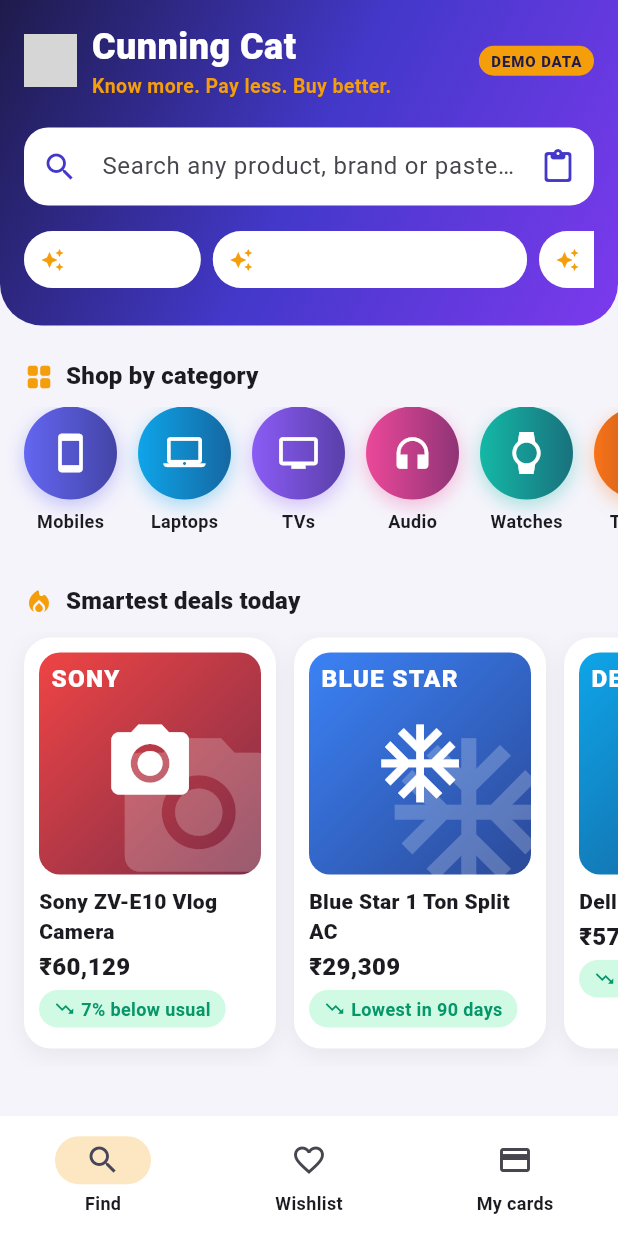
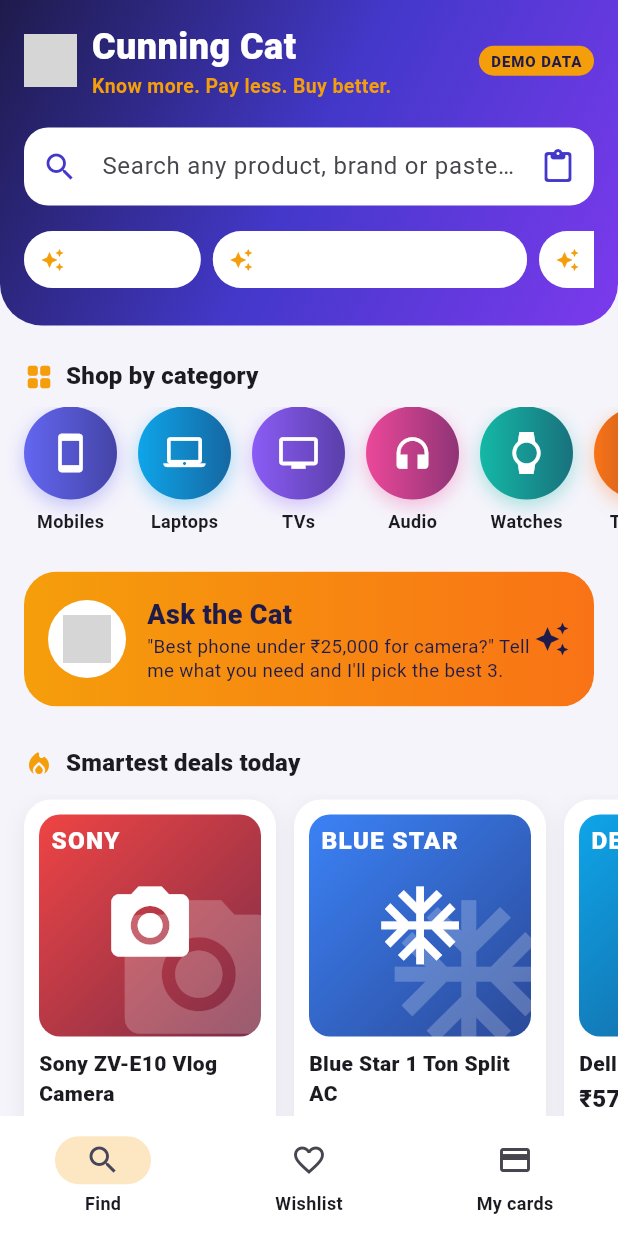
Before and after one commit to dheerajjain638-ship-it/cunning-cat, a Flutter app: the screen it shows after launch, on a phone screen of 412 x 824 dp. Run offline on Flutter 3.47's test engine with Material 3 defaults, Android fonts, the phone set to English and light mode, and no system bars; our stand-ins replace cached_network_image, flutter_riverpod, go_router; grey boxes are pictures that could not be loaded.

Commit message:
v0.3: live-aware home with Ask the Cat and trending [skip ci]

```diff
--- a/lib/features/home/home_screen.dart
+++ b/lib/features/home/home_screen.dart
@@ -8,10 +8,13 @@
 import '../../core/format.dart';
 import '../../core/theme.dart';
 import '../../data/catalog.dart' show merchants;
+import '../../data/live_api.dart';
 import '../../data/models.dart';
+import '../../data/repository.dart' show queryFromLink;
 import '../../domain/advisor.dart' show merchantLabel;
 import '../../state/providers.dart';
 import '../../widgets/common.dart';
+import '../../widgets/live_widgets.dart';
 import '../../widgets/product_cards.dart';
 
 class HomeScreen extends ConsumerStatefulWidget {
@@ -43,8 +46,17 @@
   }
 
   void _openResults(String q, {String? categoryId}) {
-    final query = q.trim();
+    var query = q.trim();
     if (query.isEmpty && categoryId == null) return;
+    if (LiveConfig.enabled) {
+      if (query.startsWith('http')) query = queryFromLink(query) ?? '';
+      if (query.isEmpty && categoryId != null) query = liveCategoryQueries[categoryId] ?? categoryId;
+      if (query.isEmpty) return;
+      ref.read(recentSearchesProvider.notifier).add(query);
+      _focus.unfocus();
+      context.push(Uri(path: '/live', queryParameters: {'q': query}).toString());
+      return;
+    }
     ref.read(recentSearchesProvider.notifier).add(query);
     _focus.unfocus();
     context.push(Uri(path: '/search', queryParameters: {
@@ -69,18 +81,26 @@
   @override
   Widget build(BuildContext context) {
     final searching = _live.isNotEmpty;
+    final live = LiveConfig.enabled;
     return Scaffold(
       body: CustomScrollView(
         slivers: [
           SliverToBoxAdapter(child: _hero(context)),
-          if (searching)
+          if (searching && live)
+            SliverToBoxAdapter(child: _LiveSearchPrompt(query: _live, onTap: () => _openResults(_live)))
+          else if (searching)
             SliverToBoxAdapter(child: _LiveResults(query: _live, onSeeAll: () => _openResults(_live)))
           else ...[
             SliverToBoxAdapter(child: _categories(context)),
-            const SliverToBoxAdapter(child: _DealsCarousel()),
-            const SliverToBoxAdapter(child: _BankOffersStrip()),
+            const SliverToBoxAdapter(child: _AskTheCatCard()),
+            if (live)
+              SliverToBoxAdapter(child: _TrendingSearches(onPick: _openResults))
+            else ...[
+              const SliverToBoxAdapter(child: _DealsCarousel()),
+              const SliverToBoxAdapter(child: _BankOffersStrip()),
+            ],
             const SliverToBoxAdapter(child: _HowItWorks()),
-            const SliverToBoxAdapter(child: _PopularList()),
+            if (!live) const SliverToBoxAdapter(child: _PopularList()),
             const SliverToBoxAdapter(child: SizedBox(height: 24)),
           ],
         ],
@@ -114,7 +134,7 @@
                   ],
                 ),
               ),
-              const DemoBadge(),
+              if (LiveConfig.enabled) const LiveBadge() else const DemoBadge(),
             ],
           ),
           const SizedBox(height: 18),
@@ -417,3 +437,134 @@
     );
   }
 }
+
+/// What a category chip searches for when prices are live.
+const liveCategoryQueries = {
+  'mobiles': 'best smartphones',
+  'laptops': 'laptops',
+  'tvs': 'smart tv 55 inch',
+  'audio': 'wireless earbuds',
+  'watches': 'smartwatch',
+  'tablets': 'tablet',
+  'fridges': 'double door refrigerator',
+  'washing': 'front load washing machine',
+  'acs': 'split ac 1.5 ton inverter',
+  'cameras': 'mirrorless camera',
+};
+
+const _trending = [
+  ('iPhone 16', Icons.phone_iphone),
+  ('Samsung Galaxy S25', Icons.smartphone),
+  ('OnePlus 13', Icons.smartphone),
+  ('Sony WH-1000XM5', Icons.headphones),
+  ('MacBook Air M4', Icons.laptop_mac),
+  ('LG OLED TV', Icons.tv),
+  ('boAt earbuds', Icons.headset),
+  ('Dyson vacuum', Icons.cleaning_services),
+  ('Air fryer', Icons.kitchen),
+  ('PS5', Icons.sports_esports),
+];
+
+class _LiveSearchPrompt extends StatelessWidget {
+  const _LiveSearchPrompt({required this.query, required this.onTap});
+  final String query;
+  final VoidCallback onTap;
+
+  @override
+  Widget build(BuildContext context) {
+    return OutlinedCard(
+      child: InkWell(
+        onTap: onTap,
+        child: Row(
+          children: [
+            const Icon(Icons.travel_explore_rounded, color: BrandColors.indigoMid, size: 28),
+            const SizedBox(width: 12),
+            Expanded(
+              child: Column(
+                crossAxisAlignment: CrossAxisAlignment.start,
+                children: [
+                  Text('Search live prices for "$query"',
+                      maxLines: 2, overflow: TextOverflow.ellipsis, style: const TextStyle(fontWeight: FontWeight.w800)),
+                  const Text('Amazon, Flipkart, Croma, Reliance Digital and more', style: TextStyle(fontSize: 12)),
+                ],
+              ),
+            ),
+            const Icon(Icons.arrow_forward_rounded),
+          ],
+        ),
+      ),
+    );
+  }
+}
+
+class _AskTheCatCard extends StatelessWidget {
+  const _AskTheCatCard();
+
+  @override
+  Widget build(BuildContext context) {
+    return Padding(
+      padding: const EdgeInsets.fromLTRB(16, 14, 16, 4),
+      child: Material(
+        borderRadius: BorderRadius.circular(22),
+        clipBehavior: Clip.antiAlias,
+        child: InkWell(
+          onTap: () => context.go('/ask'),
+          child: Ink(
+            decoration: const BoxDecoration(
+              gradient: LinearGradient(colors: [Color(0xFFF59E0B), Color(0xFFF97316)]),
+            ),
+            padding: const EdgeInsets.all(16),
+            child: const Row(
+              children: [
+                CircleAvatar(radius: 26, backgroundColor: Colors.white, child: CatLogo(size: 40)),
+                SizedBox(width: 14),
+                Expanded(
+                  child: Column(
+                    crossAxisAlignment: CrossAxisAlignment.start,
+                    children: [
+                      Text('Ask the Cat',
+                          style: TextStyle(color: BrandColors.indigo, fontWeight: FontWeight.w900, fontSize: 18)),
+                      Text('"Best phone under ₹25,000 for camera?" Tell me what you need and I\'ll pick the best 3.',
+                          style: TextStyle(color: BrandColors.indigo, fontSize: 12.5, height: 1.3)),
+                    ],
+                  ),
+                ),
+                Icon(Icons.auto_awesome, color: BrandColors.indigo),
+              ],
+            ),
+          ),
+        ),
+      ),
+    );
+  }
+}
+
+class _TrendingSearches extends StatelessWidget {
+  const _TrendingSearches({required this.onPick});
+  final void Function(String q, {String? categoryId}) onPick;
+
+  @override
+  Widget build(BuildContext context) {
+    return Column(
+      crossAxisAlignment: CrossAxisAlignment.start,
+      children: [
+        const SectionTitle('Trending in India', icon: Icons.trending_up),
+        Padding(
+          padding: const EdgeInsets.symmetric(horizontal: 16),
+          child: Wrap(
+            spacing: 8,
+            runSpacing: 8,
+            children: [
+              for (final (label, icon) in _trending)
+                ActionChip(
+                  avatar: Icon(icon, size: 16, color: BrandColors.indigoMid),
+                  label: Text(label),
+                  onPressed: () => onPick(label),
+                ),
+            ],
+          ),
+        ),
+      ],
+    );
+  }
+}
```
